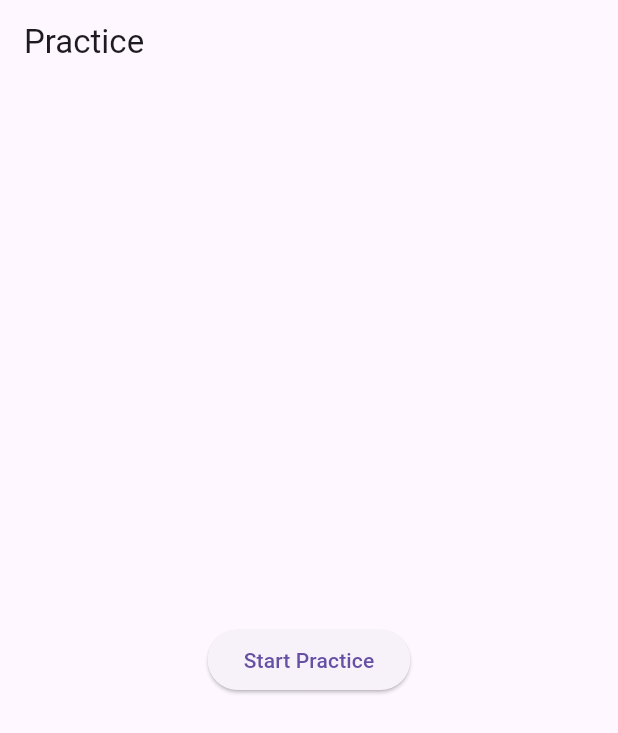
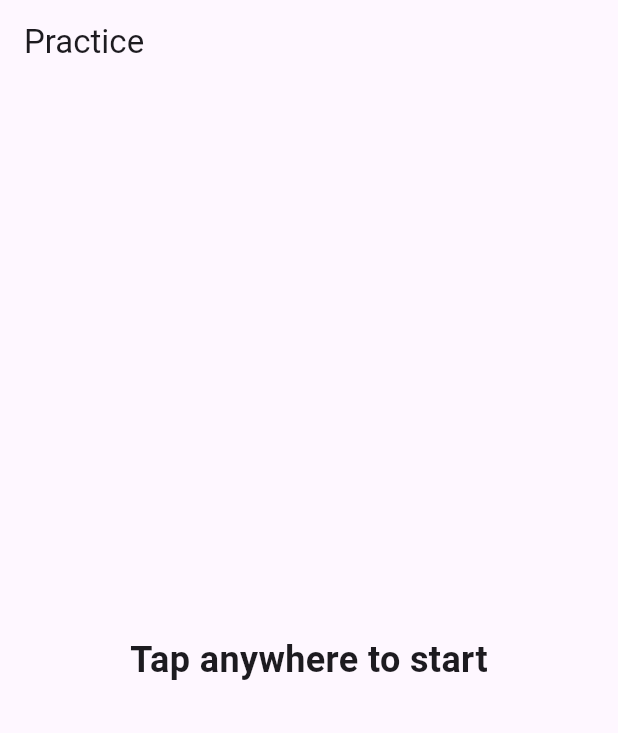
Before and after one commit to ymnavfka/wim_hof_breathing, a Flutter app: the screen it shows after launch, on a phone screen of 412 x 824 dp. Shown: the top 733 px of the screen. Run offline on Flutter 3.47's test engine with Material 3 defaults, Android fonts, the phone set to English and light mode, and no system bars; our stand-ins replace audioplayers.

Commit message:
Modify all buttons to GestureDerectors to improve UX

```diff
--- a/wim_hof_breathing/lib/practice_screen.dart
+++ b/wim_hof_breathing/lib/practice_screen.dart
@@ -184,9 +184,15 @@ class _PracticeScreenState extends State<PracticeScreen> {
   Widget _buildContent() {
     switch (_currentPhase) {
       case PracticePhase.start:
-        return ElevatedButton(
-          onPressed: _startPractice,
-          child: Text("Start Practice"),
+        return GestureDetector(
+          behavior: HitTestBehavior.opaque,
+          onTap: _startPractice,
+          child: SizedBox.expand(
+            child: Center(
+              child: Text("Tap anywhere to start",
+                  style: TextStyle(fontSize: 24, fontWeight: FontWeight.bold)),
+            ),
+          ),
         );
 
       case PracticePhase.breathing:
@@ -232,17 +238,22 @@ class _PracticeScreenState extends State<PracticeScreen> {
 
       case PracticePhase.holdFree:
         return GestureDetector(
+          behavior: HitTestBehavior.opaque,
           onTap: _finishFreeHold,
+          child: SizedBox.expand(
+            child: Center(
               child: Column(
-            mainAxisAlignment: MainAxisAlignment.center,
+                mainAxisSize: MainAxisSize.min,
                 children: [
                   Text(
-                "Free hold (tap to stop)",
+                    "Free hold (tap anywhere to stop)",
                     style: TextStyle(fontSize: 24, fontWeight: FontWeight.bold),
                   ),
                   SizedBox(height: 20),
                   Text("Time: $_secondsCounted s", style: TextStyle(fontSize: 40)),
                 ],
+              ),
+            ),
           ),
         );
 
```
Lines whose indentation alone changed are shown as unchanged.
